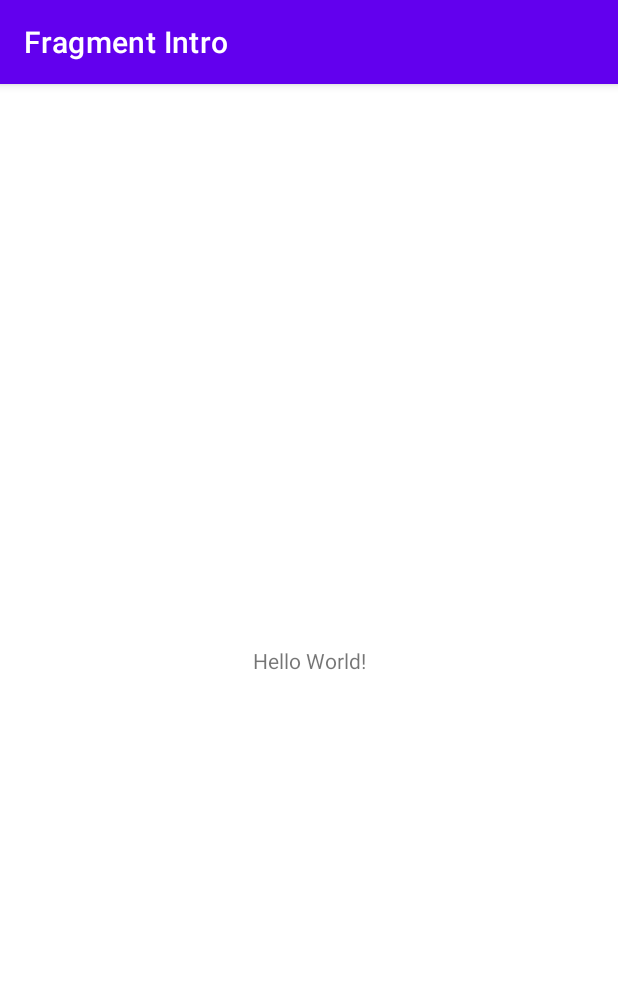
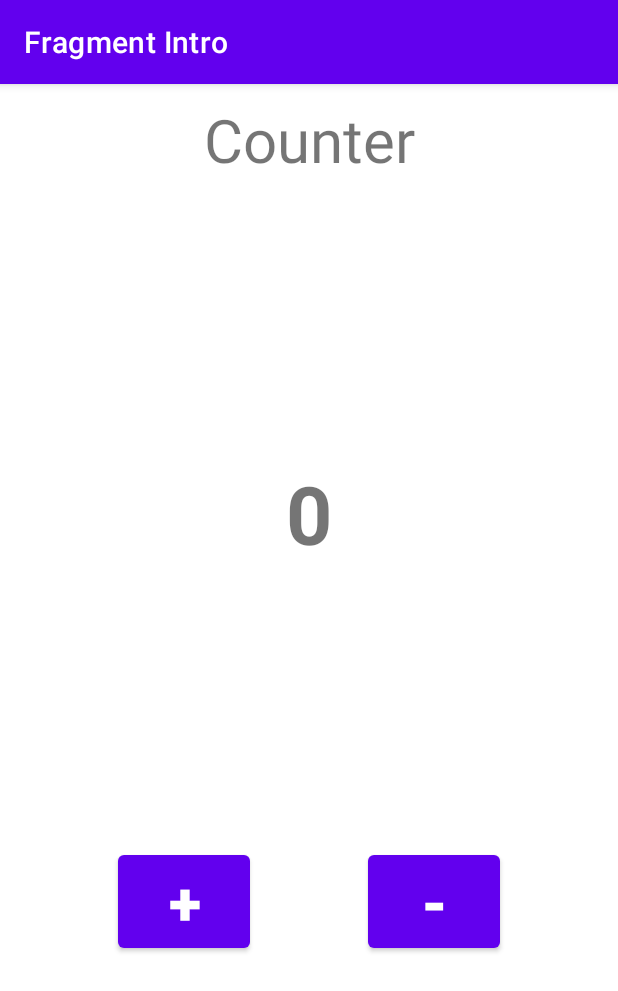
Before and after one commit to noargs/build-android-apps-with-kotlin, an Android app: the screen it shows after launch (MainActivity), on a phone screen of 412 x 824 dp. Shown: the top 991 px of the screen. Run offline under Robolectric (Android 15) with nearby library versions, the phone set to English and light mode, and no system bars.

Commit message:
counter fragment added to MainActivity layout

```diff
--- a/12_fragment_intro/app/src/main/res/layout/activity_main.xml
+++ b/12_fragment_intro/app/src/main/res/layout/activity_main.xml
@@ -1,18 +1,14 @@
 <?xml version="1.0" encoding="utf-8"?>
-<androidx.constraintlayout.widget.ConstraintLayout xmlns:android="http://schemas.android.com/apk/res/android"
-    xmlns:app="http://schemas.android.com/apk/res-auto"
+<LinearLayout xmlns:android="http://schemas.android.com/apk/res/android"
     xmlns:tools="http://schemas.android.com/tools"
     android:layout_width="match_parent"
     android:layout_height="match_parent"
     tools:context=".MainActivity">
 
-    <TextView
-        android:layout_width="wrap_content"
-        android:layout_height="wrap_content"
-        android:text="Hello World!"
-        app:layout_constraintBottom_toBottomOf="parent"
-        app:layout_constraintLeft_toLeftOf="parent"
-        app:layout_constraintRight_toRightOf="parent"
-        app:layout_constraintTop_toTopOf="parent" />
+    <fragment
+        android:id="@+id/counter_fragment"
+        android:name="github.noargs.fragmentintro.CounterFragment"
+        android:layout_width="match_parent"
+        android:layout_height="match_parent" />
 
-</androidx.constraintlayout.widget.ConstraintLayout>
+</LinearLayout>
```
